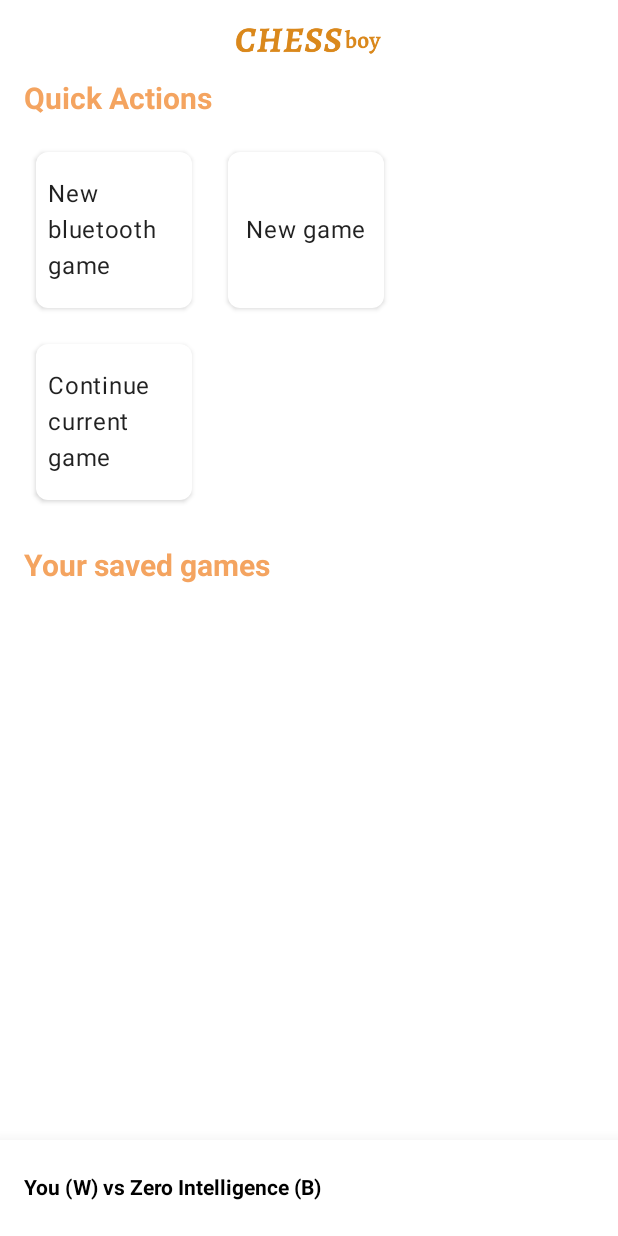
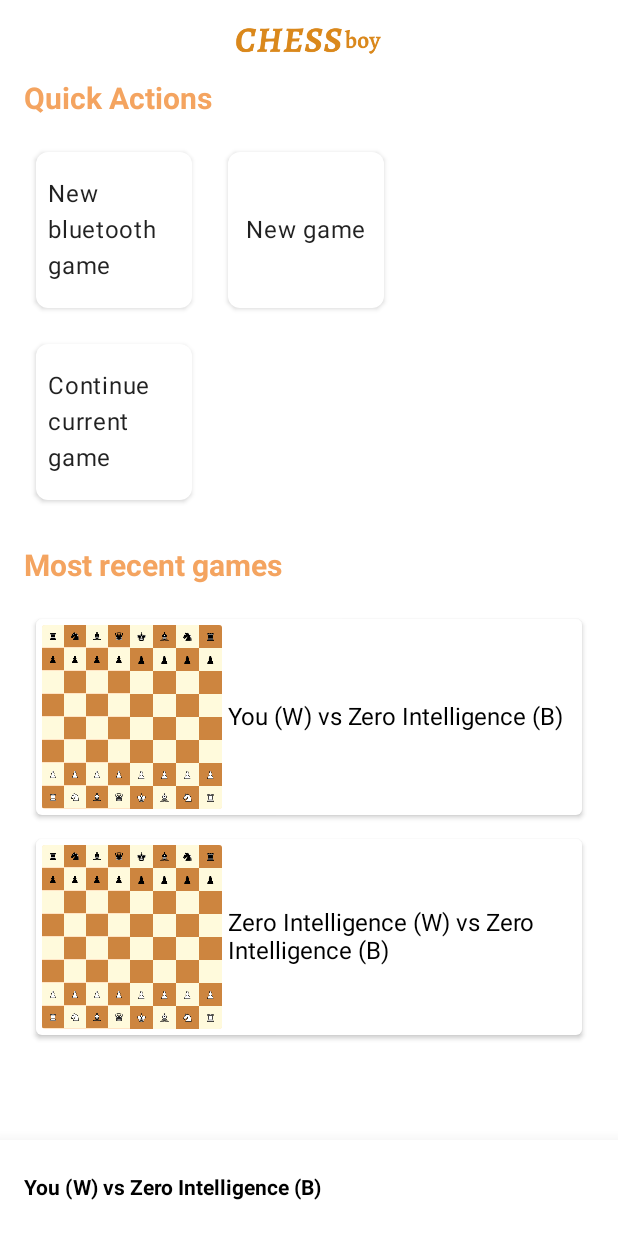
Before and after one commit to nwagu/chess-boy, an Android app built with Jetpack Compose: the PreviousGameView screen opened through its navigation route, on a phone screen of 412 x 824 dp. Run offline under Robolectric (Android 15) with nearby library versions, the phone set to English and light mode, and no system bars; our stand-ins replace Timber; libraries missing offline, so code that uses them is left out: com.karumi.dexter.

Commit message:
feat: show most recent games
UX improvements in bluetooth games

```diff
--- a/androidApp/build.gradle.kts
+++ b/androidApp/build.gradle.kts
@@ -13,8 +13,8 @@ android {
         applicationId = "com.nwagu.android.chessboy"
         minSdk = 21
         targetSdk = 30
-        versionCode = 13
-        versionName = "3.3.0"
+        versionCode = 14
+        versionName = "3.4.0"
     }
     buildTypes {
         getByName("release") {
--- a/androidApp/src/main/java/com/nwagu/android/chessboy/BluetoothController.kt
+++ b/androidApp/src/main/java/com/nwagu/android/chessboy/BluetoothController.kt
@@ -6,7 +6,6 @@ import android.bluetooth.BluetoothAdapter
 import android.bluetooth.BluetoothDevice
 import android.content.Intent
 import android.content.IntentFilter
-import android.util.Log
 import androidx.core.app.ActivityCompat.startActivityForResult
 import com.karumi.dexter.Dexter
 import com.karumi.dexter.PermissionToken
@@ -17,6 +16,8 @@ import com.karumi.dexter.listener.single.PermissionListener
 import com.nwagu.android.chessboy.constants.RequestCodes
 import com.nwagu.android.chessboy.receiver.DeviceFoundReceiver
 import com.nwagu.android.chessboy.vm.ScanState
+import timber.log.Timber
+
 
 class BluetoothController(
     private val context: Activity
@@ -107,7 +108,7 @@ class BluetoothController(
         try {
             context.unregisterReceiver(receiver)
         } catch (e: IllegalArgumentException) {
-            Log.d(BluetoothController::class.java.name, "Receiver not registered.")
+            Timber.e(e)
         }
     }
 
--- a/androidApp/src/main/java/com/nwagu/android/chessboy/constants/PreferenceKeys.kt
+++ b/androidApp/src/main/java/com/nwagu/android/chessboy/constants/PreferenceKeys.kt
@@ -1,5 +1,5 @@
 package com.nwagu.android.chessboy.constants
 
 object PreferenceKeys {
-    const val LAST_GAME = "lastgame"
+    const val GAMES_HISTORY = "games_history"
 }
--- a/androidApp/src/main/java/com/nwagu/android/chessboy/dialogs/DialogController.kt
+++ b/androidApp/src/main/java/com/nwagu/android/chessboy/dialogs/DialogController.kt
@@ -20,7 +20,7 @@ class DialogController(viewModelStoreOwner: ViewModelStoreOwner) {
         return viewModel.dialogStates
     }
 
-    fun showDialog(dialogKey: String, data: Bundle) {
+    fun showDialog(dialogKey: String, data: Bundle = Bundle()) {
         viewModel.setDialogStateValue(dialogKey, data.also { it.putBoolean(KEY_DIALOG_VISIBLE, true) })
     }
 
--- a/androidApp/src/main/java/com/nwagu/android/chessboy/dialogs/DialogHost.kt
+++ b/androidApp/src/main/java/com/nwagu/android/chessboy/dialogs/DialogHost.kt
@@ -1,14 +1,18 @@
 package com.nwagu.android.chessboy.dialogs
 
+import android.content.Intent
+import android.provider.Settings
 import androidx.compose.runtime.Composable
 import androidx.compose.runtime.collectAsState
 import androidx.compose.runtime.getValue
+import androidx.compose.ui.platform.LocalContext
 import com.nwagu.android.chessboy.dialogs.DialogStateViewModel.Companion.KEY_DIALOG_VISIBLE
 import com.nwagu.android.chessboy.screens.Dialog
+import com.nwagu.android.chessboy.widgets.AlertDialogWrapper
 import com.nwagu.android.chessboy.widgets.SelectPromotionPieceDialog
 import com.nwagu.chess.enums.ChessPieceType
 
-const val KEY_PROMOTION_PIECE = "onselectpromo"
+const val KEY_PROMOTION_PIECE = "onselect_promo"
 
 @Composable
 fun DialogHost(
@@ -16,6 +20,8 @@ fun DialogHost(
 ) {
 
     val dialogStates by dialogController.getStates().collectAsState(hashMapOf())
+
+    val context = LocalContext.current
 
     fun getVisibility(key: String): Boolean {
         return dialogStates[key]?.getBoolean(KEY_DIALOG_VISIBLE) ?: false
@@ -35,4 +41,17 @@ fun DialogHost(
         getData(Dialog.SelectPromotionPiece.id, KEY_PROMOTION_PIECE) as ((ChessPieceType) -> Unit)?
     )
 
+    AlertDialogWrapper(showDialog = getVisibility(Dialog.EnableLocationDialog.id),
+        dismissDialog = { removeDialog(Dialog.EnableLocationDialog.id) },
+        cancellable = true,
+        title = "Location services required",
+        message = "Please enable location services in settings to start discovery.",
+        confirmMessage = "Settings",
+        dismissMessage = "Dismiss",
+        confirmAction = {
+            context.startActivity(Intent(Settings.ACTION_LOCATION_SOURCE_SETTINGS))
+        },
+        dismissAction = {}
+    )
+
 }
--- a/androidApp/src/main/java/com/nwagu/android/chessboy/players/PlayersRegister.kt
+++ b/androidApp/src/main/java/com/nwagu/android/chessboy/players/PlayersRegister.kt
@@ -1,4 +1,7 @@
 package com.nwagu.android.chessboy.players
+
+import android.content.Context
+import com.nwagu.chess.Player
 
 object PlayersRegister {
     const val USER = "User"
@@ -8,3 +11,32 @@ object PlayersRegister {
     const val BLUETOOTH = "BLUETOOTH"
     const val STOCKFISH13 = "STOCKFISH13"
 }
+
+fun getPlayerWithId(context: Context, id: String): Player {
+    return when {
+        id == PlayersRegister.USER -> User
+        id == PlayersRegister.GRANDPA -> GrandPa()
+        id == PlayersRegister.RANDOM -> RandomMoveGenerator()
+        id.startsWith(PlayersRegister.JWTC) -> {
+            val level = try {
+                id.split("-")[1].split("=")[1].toInt()
+            } catch (e: Exception) {
+                5
+            }
+            JWTC().also { it.level = level }
+        }
+        id.startsWith(PlayersRegister.STOCKFISH13) -> {
+            val level = try {
+                id.split("-")[1].split("=")[1].toInt()
+            } catch (e: Exception) {
+                5
+            }
+            Stockfish13(context).also { it.level = level }
+        }
+        id.startsWith(PlayersRegister.BLUETOOTH) -> {
+            val address = id.split("-")[1]
+            BluetoothPlayer(address = address)
+        }
+        else -> RandomMoveGenerator()
+    }
+}
--- a/androidApp/src/main/java/com/nwagu/android/chessboy/screens/Dialog.kt
+++ b/androidApp/src/main/java/com/nwagu/android/chessboy/screens/Dialog.kt
@@ -2,4 +2,5 @@ package com.nwagu.android.chessboy.screens
 
 sealed class Dialog(val id: String) {
     object SelectPromotionPiece : Dialog("SelectPromotionPiece")
+    object EnableLocationDialog : Dialog("EnableLocation")
 }
--- a/androidApp/src/main/java/com/nwagu/android/chessboy/screens/HomeScreen.kt
+++ b/androidApp/src/main/java/com/nwagu/android/chessboy/screens/HomeScreen.kt
@@ -23,11 +23,11 @@ import com.nwagu.android.chessboy.model.data.ScreenConfig
 import com.nwagu.android.chessboy.vm.GameViewModel
 import com.nwagu.android.chessboy.vm.NewBluetoothGameViewModel
 import com.nwagu.android.chessboy.vm.NewGameViewModel
-import com.nwagu.android.chessboy.widgets.ChessBoardThumbView
+import com.nwagu.android.chessboy.vm.isBluetoothGame
 import com.nwagu.android.chessboy.widgets.Header
+import com.nwagu.android.chessboy.widgets.PreviousGameView
 import com.nwagu.android.chessboy.widgets.QuickActionView
 import com.nwagu.android.chessboy.widgets.SimpleFlowRow
-import com.nwagu.chess.Game
 import kotlinx.coroutines.launch
 
 @ExperimentalMaterialApi
@@ -98,6 +98,8 @@ fun HomeView(
 
                         val quickActions = listOf(
                             QuickAction("New bluetooth game", R.drawable.img_white_king) {
+                                if (gameViewModel.game.isBluetoothGame())
+                                    gameViewModel.endCurrentGame()
                                 navHostController.navigate(Screen.NewBluetoothGame.route)
                             },
                             QuickAction("New game", R.drawable.img_white_king) {
@@ -116,13 +118,15 @@ fun HomeView(
                             }
                         }
 
-                        Header(Modifier.padding(0.dp, 16.dp), "Your saved games")
+                        Header(Modifier.padding(0.dp, 16.dp), "Most recent games")
 
-                        val gameHistory = listOf<Game>()
+                        val mostRecentGames = gameViewModel.getGamesHistory().takeLast(3)
 
-                        SimpleFlowRow {
-                            for(game in gameHistory) {
-                                ChessBoardThumbView(modifier = Modifier.padding(4.dp), game)
+                        Column {
+                            for (gamePgn in mostRecentGames.asReversed()) {
+                                PreviousGameView(modifier = Modifier.fillMaxWidth(), gamePgn) {
+                                    // onclick
+                                }
                             }
                         }
 
@@ -150,4 +154,5 @@ fun HomeView(
             )
         }
     }
+
 }
--- a/androidApp/src/main/java/com/nwagu/android/chessboy/ui/Color.kt
+++ b/androidApp/src/main/java/com/nwagu/android/chessboy/ui/Color.kt
@@ -9,6 +9,7 @@ val teal200 = Color(0xFF03DAC5)
 
 object AppColor {
     val Primary = Color(0xFFF4A460)
+    val PrimaryDark = Color(0xFFAD5103)
     val PrimaryLight = Color(0xFFFFEEE1)
     val lightCell = Color(0xFFFFFADC)
     val darkCell = Color(0xFFCD853F)
--- a/androidApp/src/main/java/com/nwagu/android/chessboy/util/SharedPrefUtils.kt
+++ b/androidApp/src/main/java/com/nwagu/android/chessboy/util/SharedPrefUtils.kt
@@ -1,18 +1,30 @@
 package com.nwagu.android.chessboy.util
 
 import android.content.Context
+import com.nwagu.android.chessboy.constants.PreferenceKeys
 
 object SharedPrefUtils {
 
-    fun readString(ctx: Context, settingName: String, defaultValue: String?): String? {
-        val sharedPref = ctx.getSharedPreferences("pref_file", Context.MODE_PRIVATE)
-        return sharedPref.getString(settingName, defaultValue)
+    const val PGN_SEPARATOR = "\nxxxxxx\nxxxxxx\n"
+
+    fun getSavedPGNs(context: Context): List<String> {
+        return readString(context, PreferenceKeys.GAMES_HISTORY, "")?.split(PGN_SEPARATOR) ?: emptyList()
     }
 
-    fun saveString(ctx: Context, settingName: String, settingValue: String?) {
+    fun savePGNs(context: Context, pgns: List<String>) {
+        return saveString(context, PreferenceKeys.GAMES_HISTORY, pgns.joinToString(PGN_SEPARATOR))
+    }
+
+    private fun readString(ctx: Context, prefName: String, defaultPrefValue: String?): String? {
+        val sharedPref = ctx.getSharedPreferences("pref_file", Context.MODE_PRIVATE)
+        return sharedPref.getString(prefName, defaultPrefValue)
+    }
+
+    private fun saveString(ctx: Context, prefName: String, prefValue: String?) {
         val sharedPref = ctx.getSharedPreferences("pref_file", Context.MODE_PRIVATE)
         val editor = sharedPref.edit()
-        editor.putString(settingName, settingValue)
+        editor.putString(prefName, prefValue)
         editor.apply()
     }
+
 }
--- a/androidApp/src/main/java/com/nwagu/android/chessboy/vm/GameViewModel.kt
+++ b/androidApp/src/main/java/com/nwagu/android/chessboy/vm/GameViewModel.kt
@@ -6,11 +6,10 @@ import androidx.core.content.ContextCompat
 import androidx.lifecycle.AndroidViewModel
 import androidx.lifecycle.viewModelScope
 import com.nwagu.android.chessboy.BluetoothMessage
-import com.nwagu.android.chessboy.constants.PreferenceKeys.LAST_GAME
 import com.nwagu.android.chessboy.parseMessage
 import com.nwagu.android.chessboy.players.*
-import com.nwagu.android.chessboy.util.SharedPrefUtils
-import com.nwagu.android.chessboy.util.SharedPrefUtils.saveString
+import com.nwagu.android.chessboy.util.SharedPrefUtils.getSavedPGNs
+import com.nwagu.android.chessboy.util.SharedPrefUtils.savePGNs
 import com.nwagu.bluetoothchat.BluetoothChatService
 import com.nwagu.chess.Game
 import com.nwagu.chess.Player
@@ -41,14 +40,9 @@ class GameViewModel(application: Application): AndroidViewModel(application) {
     init {
         viewModelScope.launch {
 
-            var lastGamePgn = ""
-            try {
-                lastGamePgn = SharedPrefUtils.readString(getApplication(), LAST_GAME, "") ?: ""
-            } catch (e: Exception) {
-                e.printStackTrace()
-            }
+            val lastGamePgn = getLastGamePgn()
 
-            if (lastGamePgn.isEmpty()) {
+            if (lastGamePgn.isNullOrEmpty()) {
                 game = Game(
                     whitePlayer = User,
                     blackPlayer = RandomMoveGenerator()
@@ -56,10 +50,21 @@ class GameViewModel(application: Application): AndroidViewModel(application) {
                 return@launch
             }
 
-            game = Game(
-                getPlayerWithRegisterId(getHeaderValueFromPgn(PGN_HEADER_WHITE_PLAYER_ID, lastGamePgn)),
-                getPlayerWithRegisterId(getHeaderValueFromPgn(PGN_HEADER_BLACK_PLAYER_ID, lastGamePgn))
-            )
+            val lastGameId = getHeaderValueFromPgn(PGN_HEADER_GAME_ID, lastGamePgn) ?: ""
+
+            val lastWhitePlayer =
+                getPlayerWithId(
+                    getApplication(),
+                    getHeaderValueFromPgn(PGN_HEADER_WHITE_PLAYER_ID, lastGamePgn) ?: ""
+                ).apply { if (this is UCIChessEngine) init() }
+
+            val lastBlackPlayer =
+                getPlayerWithId(
+                    getApplication(),
+                    getHeaderValueFromPgn(PGN_HEADER_BLACK_PLAYER_ID, lastGamePgn) ?: ""
+                ).apply { if (this is UCIChessEngine) init() }
+
+            game = Game(lastGameId, lastWhitePlayer, lastBlackPlayer)
             game.importPGN(lastGamePgn)
 
             if (game.isBluetoothGame()) {
@@ -68,42 +73,6 @@ class GameViewModel(application: Application): AndroidViewModel(application) {
 
             updateBoardUI()
             getNextMove()
-        }
-    }
-
-    private fun getPlayerWithRegisterId(id: String?): Player {
-        return when {
-            id == null -> RandomMoveGenerator()
-            id == PlayersRegister.USER -> User
-            id == PlayersRegister.GRANDPA -> GrandPa()
-            id == PlayersRegister.RANDOM -> RandomMoveGenerator()
-            id.startsWith(PlayersRegister.JWTC) -> {
-                val level = try {
-                    id.split("-")[1].split("=")[1].toInt()
-                } catch (e: Exception) {
-                    5
-                }
-                JWTC().also {
-                    it.level = level
-                    it.init()
-                }
-            }
-            id.startsWith(PlayersRegister.STOCKFISH13) -> {
-                val level = try {
-                    id.split("-")[1].split("=")[1].toInt()
-                } catch (e: Exception) {
-                    5
-                }
-                Stockfish13(getApplication()).also {
-                    it.level = level
-                    it.init()
-                }
-            }
-            id.startsWith(PlayersRegister.BLUETOOTH) -> {
-                val address = id.split("-")[1]
-                BluetoothPlayer(address = address)
-            }
-            else -> RandomMoveGenerator()
         }
     }
 
@@ -136,10 +105,10 @@ class GameViewModel(application: Application): AndroidViewModel(application) {
         val isWhite = bluetoothChatService.isInitiator
         val address = bluetoothChatService.partnerAddress
 
-        endCurrentGame()
-
         this.bluetoothChatService = bluetoothChatService
         this.bluetoothChatService.setListener(bluetoothChatListener)
+
+        endCurrentGame(disconnectBluetooth = false)
 
         game = Game(
             whitePlayer = if (isWhite) User else BluetoothPlayer(address = address),
@@ -396,14 +365,37 @@ class GameViewModel(application: Application): AndroidViewModel(application) {
 
     fun saveGame() {
         viewModelScope.launch {
-            saveString(getApplication(), LAST_GAME, game.exportPGN())
+            val history = getGamesHistory()
+
+            while (history.size >= 20) {
+                history.removeFirst()
+            }
+
+            history.removeAll(history.filter {
+                getHeaderValueFromPgn(PGN_HEADER_GAME_ID, it) == game.id
+            })
+            history.addLast(game.exportPGN())
+
+            savePGNs(getApplication(), history.toList())
         }
     }
 
-    private fun endCurrentGame() {
-        if (game.isBluetoothGame()) {
+    private fun getLastGamePgn(): String? {
+        return getGamesHistory().lastOrNull()
+    }
+
+    fun getGamesHistory(): ArrayDeque<String> {
+        return ArrayDeque(getSavedPGNs(getApplication()))
+    }
+
+    fun endCurrentGame(disconnectBluetooth: Boolean = true) {
+
+        saveGame()
+
+        if (game.isBluetoothGame() && disconnectBluetooth) {
             bluetoothChatService.stop()
         }
+
         for (player in listOf(game.whitePlayer, game.blackPlayer)) {
             if (player is UCIChessEngine)
                 player.quit()
--- a/androidApp/src/main/java/com/nwagu/android/chessboy/widgets/CustomModals.kt
+++ b/androidApp/src/main/java/com/nwagu/android/chessboy/widgets/CustomModals.kt
@@ -18,6 +18,7 @@ import androidx.compose.ui.text.font.FontWeight
 import androidx.compose.ui.unit.dp
 import androidx.compose.ui.window.Dialog
 import com.nwagu.android.chessboy.R
+import com.nwagu.android.chessboy.ui.AppColor
 import com.nwagu.chess.enums.ChessPieceType
 
 @Composable
@@ -39,7 +40,6 @@ fun AlertDialogWrapper(
             onDismissRequest = {
                 if (cancellable) {
                     dismissDialog()
-                    dismissAction()
                 }
             },
             confirmButton = {
@@ -53,7 +53,7 @@ fun AlertDialogWrapper(
                             }
                         ),
                     text = confirmMessage,
-                    style = TextStyle(color = Color.Blue, fontWeight = FontWeight.Bold))
+                    style = TextStyle(color = AppColor.PrimaryDark, fontWeight = FontWeight.Bold))
             },
             dismissButton = {
                 Text(
@@ -66,7 +66,7 @@ fun AlertDialogWrapper(
                             }
                         ),
                     text = dismissMessage,
-                    style = TextStyle(color = Color.Blue, fontWeight = FontWeight.Bold))
+                    style = TextStyle(color = AppColor.PrimaryDark, fontWeight = FontWeight.Bold))
             }
         )
     }
--- a/androidApp/src/main/java/com/nwagu/android/chessboy/widgets/CustomWidgets.kt
+++ b/androidApp/src/main/java/com/nwagu/android/chessboy/widgets/CustomWidgets.kt
@@ -1,5 +1,7 @@
 package com.nwagu.android.chessboy.widgets
 
+import androidx.compose.animation.ExperimentalAnimationApi
+import androidx.compose.foundation.ExperimentalFoundationApi
 import androidx.compose.foundation.layout.*
 import androidx.compose.foundation.shape.RoundedCornerShape
 import androidx.compose.material.*
@@ -7,13 +9,17 @@ import androidx.compose.runtime.Composable
 import androidx.compose.ui.Alignment
 import androidx.compose.ui.Modifier
 import androidx.compose.ui.graphics.Color
+import androidx.compose.ui.platform.LocalContext
 import androidx.compose.ui.text.TextStyle
 import androidx.compose.ui.text.font.FontWeight
 import androidx.compose.ui.unit.dp
 import androidx.compose.ui.unit.sp
 import com.nwagu.android.chessboy.model.data.LightAction
 import com.nwagu.android.chessboy.model.data.QuickAction
+import com.nwagu.android.chessboy.players.getPlayerWithId
 import com.nwagu.android.chessboy.ui.AppColor
+import com.nwagu.chess.Game
+import com.nwagu.chess.convention.*
 
 @Composable
 fun Header(modifier: Modifier = Modifier, text: String) {
@@ -101,3 +107,46 @@ fun SubmitButton(
         )
     }
 }
+
+@ExperimentalFoundationApi
+@ExperimentalAnimationApi
+@ExperimentalMaterialApi
+@Composable
+fun PreviousGameView(
+    modifier: Modifier = Modifier,
+    pgn: String,
+    onClick: () -> Unit
+) {
+
+    val context = LocalContext.current
+
+    val game = Game(
+        id = getHeaderValueFromPgn(PGN_HEADER_GAME_ID, pgn) ?: "",
+        whitePlayer = getPlayerWithId(context, getHeaderValueFromPgn(PGN_HEADER_WHITE_PLAYER_ID, pgn) ?: ""),
+        blackPlayer = getPlayerWithId(context, getHeaderValueFromPgn(PGN_HEADER_BLACK_PLAYER_ID, pgn) ?: "")
+    )
+    game.importPGN(pgn)
+
+    Card(
+        modifier = modifier.padding(8.dp),
+        onClick = {
+            onClick()
+        },
+        shape = RoundedCornerShape(4.dp),
+        backgroundColor = Color.White,
+        elevation = 2.dp
+    ) {
+
+        Row(
+            verticalAlignment = Alignment.CenterVertically
+        ) {
+            ChessBoardThumbView(modifier = Modifier
+                .padding(4.dp)
+                .width(120.dp), game = game)
+            Text(
+                text = game.title,
+                style = TextStyle(Color.Black, fontSize = 16.sp, fontWeight = FontWeight.Normal)
+            )
+        }
+    }
+}
--- a/chess/src/commonMain/kotlin/com/nwagu/chess/Game.kt
+++ b/chess/src/commonMain/kotlin/com/nwagu/chess/Game.kt
@@ -2,8 +2,10 @@ package com.nwagu.chess
 
 import com.nwagu.chess.board.Board
 import com.nwagu.chess.convention.loadStandardStartingPosition
+import java.util.*
 
 class Game(
+    val id: String = UUID.randomUUID().toString(),
     val whitePlayer: Player,
     val blackPlayer: Player
 ) {
--- a/chess/src/commonMain/kotlin/com/nwagu/chess/convention/PGN.kt
+++ b/chess/src/commonMain/kotlin/com/nwagu/chess/convention/PGN.kt
@@ -14,11 +14,12 @@ const val PGN_HEADER_DATE = "Date"
 const val PGN_HEADER_ROUND = "Round"
 const val PGN_HEADER_WHITE_PLAYER = "White"
 const val PGN_HEADER_BLACK_PLAYER = "Black"
+const val PGN_HEADER_GAME_ID = "GameID"
 const val PGN_HEADER_WHITE_PLAYER_ID = "WhiteID"
 const val PGN_HEADER_BLACK_PLAYER_ID = "BlackID"
 const val PGN_HEADER_BLACK_RESULT = "Result"
 
-fun Game.exportPGN(includePlayerId: Boolean = true): String {
+fun Game.exportPGN(includeIds: Boolean = true): String {
 
     val sb = StringBuilder()
 
@@ -26,7 +27,8 @@ fun Game.exportPGN(includePlayerId: Boolean = true): String {
     sb.append(buildHeader(PGN_HEADER_WHITE_PLAYER, whitePlayer.name))
     sb.append(buildHeader(PGN_HEADER_BLACK_PLAYER, blackPlayer.name))
 
-    if (includePlayerId) {
+    if (includeIds) {
+        sb.append(buildHeader(PGN_HEADER_GAME_ID, id))
         sb.append(buildHeader(PGN_HEADER_WHITE_PLAYER_ID, whitePlayer.id))
         sb.append(buildHeader(PGN_HEADER_BLACK_PLAYER_ID, blackPlayer.id))
     }
```
Also changed, not shown: androidApp/src/main/java/com/nwagu/android/chessboy/screens/NewBluetoothGameScreen.kt (+65 -16 lines), androidApp/src/main/java/com/nwagu/android/chessboy/widgets/ChessBoard.kt (+3 -5 lines), bluetoothchat/src/androidMain/kotlin/com/nwagu/bluetoothchat/BluetoothChatService.kt (+14 -4 lines).
